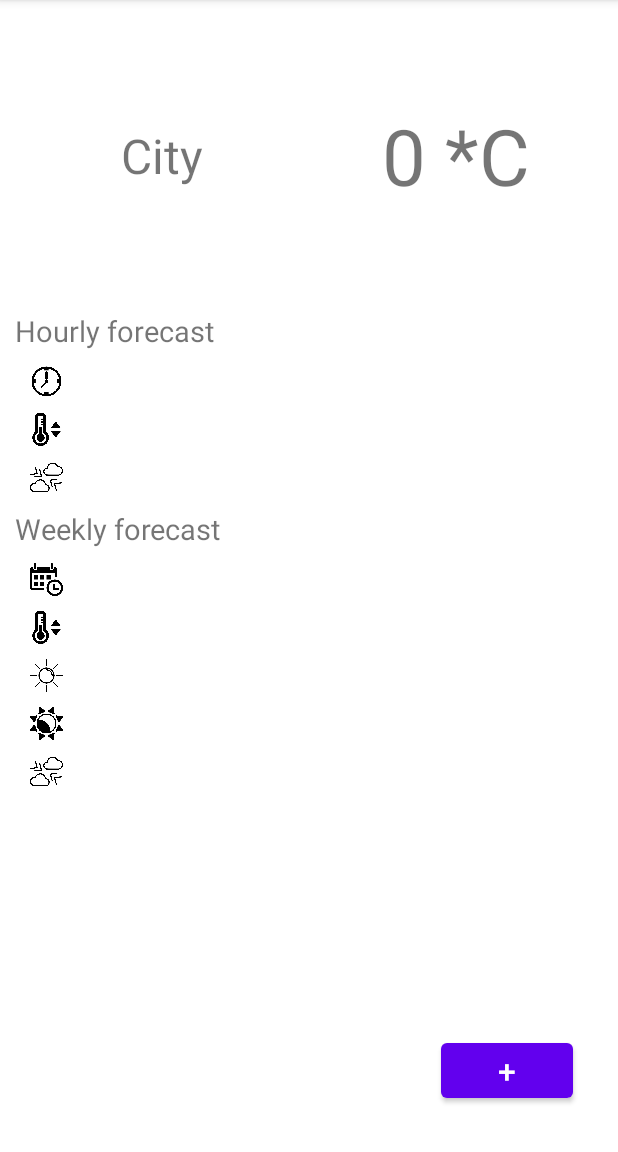
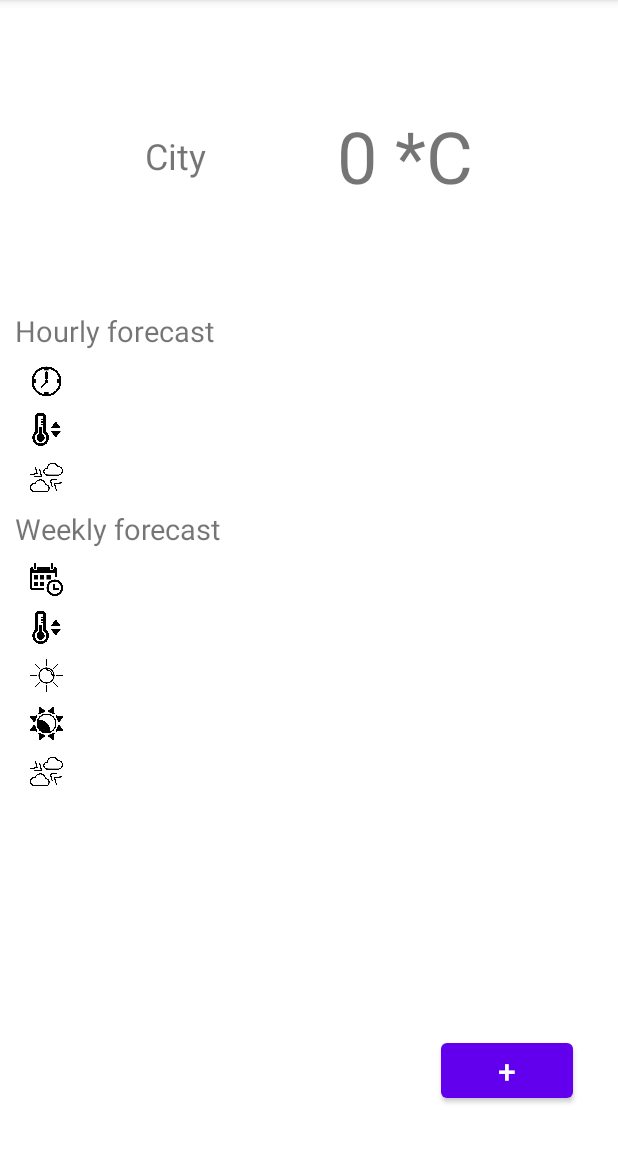
Before and after one commit to scolotin/android1, an Android app: the screen it shows after launch (MainActivity), on a phone screen of 412 x 824 dp, the part 84-1236 px from its top. Run offline under Robolectric (Android 15) with nearby library versions, the phone set to English and light mode, and no system bars.

Commit message:
Добавлен переход на главный экран при выборе из популярных городов. Уменьшен размер шрифтов для отображения названия города и температуры

```diff
--- a/app/src/main/res/layout/activity_main.xml
+++ b/app/src/main/res/layout/activity_main.xml
@@ -20,7 +20,7 @@
 
             <TextView
                 android:id="@+id/city"
-                android:layout_width="0dp"
+                android:layout_width="wrap_content"
                 android:layout_height="0dp"
                 android:gravity="center"
                 android:text="@string/city"
@@ -32,7 +32,7 @@
 
             <TextView
                 android:id="@+id/current_temperature"
-                android:layout_width="0dp"
+                android:layout_width="wrap_content"
                 android:layout_height="0dp"
                 android:gravity="center"
                 android:text="@string/current_temperature"
--- a/app/src/main/res/values-night/dimens.xml
+++ b/app/src/main/res/values-night/dimens.xml
@@ -1,11 +1,11 @@
 <?xml version="1.0" encoding="utf-8"?>
 <resources>
     <dimen name="label_font_size">19sp</dimen>
-    <dimen name="current_temperature_font_size">52sp</dimen>
-    <dimen name="city_font_size">32sp</dimen>
+    <dimen name="current_temperature_font_size">48sp</dimen>
+    <dimen name="city_font_size">24sp</dimen>
     <dimen name="bt_add_city_margin_end">20dp</dimen>
     <dimen name="bt_add_city_margin_bottom">20dp</dimen>
-    <dimen name="symbol_font_size">22sp</dimen>
+    <dimen name="symbol_font_size">21sp</dimen>
     <dimen name="icon_size">22dp</dimen>
     <dimen name="icons_margin">10dp</dimen>
     <dimen name="label_margin_top">10dp</dimen>
--- a/app/src/main/res/values-ru-night/dimens.xml
+++ b/app/src/main/res/values-ru-night/dimens.xml
@@ -1,8 +1,8 @@
 <?xml version="1.0" encoding="utf-8"?>
 <resources>
     <dimen name="label_font_size">19sp</dimen>
-    <dimen name="current_temperature_font_size">52sp</dimen>
-    <dimen name="city_font_size">32sp</dimen>
+    <dimen name="current_temperature_font_size">48sp</dimen>
+    <dimen name="city_font_size">24sp</dimen>
     <dimen name="bt_add_city_margin_end">20dp</dimen>
     <dimen name="bt_add_city_margin_bottom">20dp</dimen>
     <dimen name="symbol_font_size">15sp</dimen>
--- a/app/src/main/res/values/dimens.xml
+++ b/app/src/main/res/values/dimens.xml
@@ -1,8 +1,8 @@
 <?xml version="1.0" encoding="utf-8"?>
 <resources>
     <dimen name="label_font_size">19sp</dimen>
-    <dimen name="current_temperature_font_size">52sp</dimen>
-    <dimen name="city_font_size">32sp</dimen>
+    <dimen name="current_temperature_font_size">48sp</dimen>
+    <dimen name="city_font_size">24sp</dimen>
     <dimen name="bt_add_city_margin_end">20dp</dimen>
     <dimen name="bt_add_city_margin_bottom">20dp</dimen>
     <dimen name="symbol_font_size">21sp</dimen>
```
Also changed, not shown: app/src/main/java/com/example/android1/AddCityActivity.java (+25 -5 lines), app/src/main/res/layout/activity_add_city.xml (+16 -1 lines), 1 other file.
